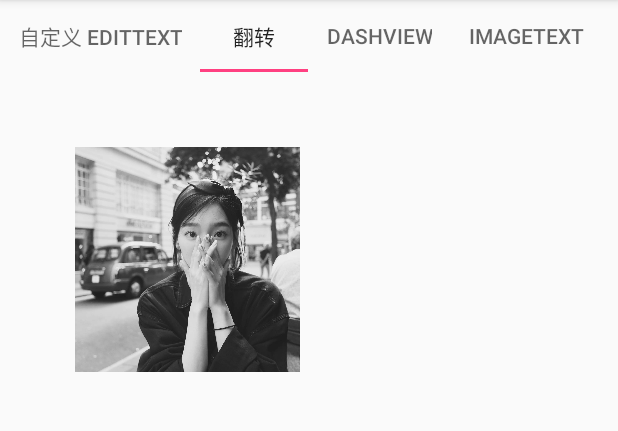
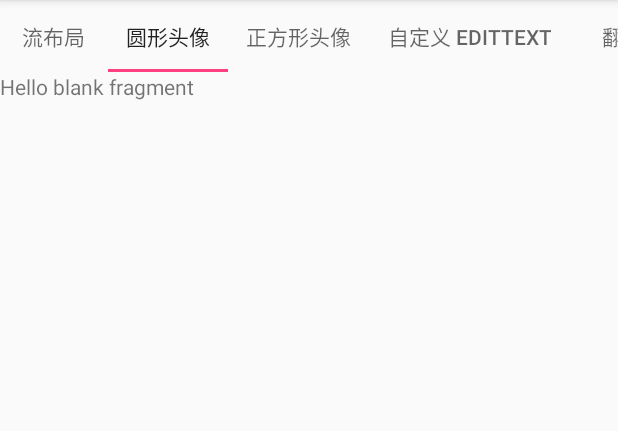
Before and after one commit to CherryLover/HenCoderPlusView, an Android app: the screen it shows after launch (MainActivity), tab 2 chosen, on a phone screen of 412 x 824 dp, the part 84-515 px from its top. Run offline under Robolectric (Android 15) with nearby library versions, the phone set to English and light mode, and no system bars.

Commit message:
1. 新增第九课作业，SquareView、CircleView、TagLayout。

```diff
--- a/app/src/main/java/me/monster/hencoderplusview/MainActivity.java
+++ b/app/src/main/java/me/monster/hencoderplusview/MainActivity.java
@@ -11,6 +11,7 @@ import android.support.v7.app.AppCompatActivity;
 import java.util.ArrayList;
 import java.util.List;
 
+import me.monster.hencoderplusview.fragment.CircleViewFragment;
 import me.monster.hencoderplusview.fragment.DashFragment;
 import me.monster.hencoderplusview.fragment.ImageTextFragment;
 import me.monster.hencoderplusview.fragment.MaterialEditFragment;
@@ -18,6 +19,8 @@ import me.monster.hencoderplusview.fragment.PieFragment;
 import me.monster.hencoderplusview.fragment.PlusViewFragment;
 import me.monster.hencoderplusview.fragment.RoundAvatarFragment;
 import me.monster.hencoderplusview.fragment.SportFragment;
+import me.monster.hencoderplusview.fragment.SquareFragment;
+import me.monster.hencoderplusview.fragment.TagLayoutFragment;
 
 /**
  * @author PVer
@@ -32,6 +35,9 @@ public class MainActivity extends AppCompatActivity {
         super.onCreate(savedInstanceState);
         setContentView(R.layout.activity_main);
 
+        allFragmentList.add(TagLayoutFragment.newInstance());
+        allFragmentList.add(CircleViewFragment.newInstance());
+        allFragmentList.add(SquareFragment.newInstance());
         allFragmentList.add(MaterialEditFragment.newInstance());
         allFragmentList.add(PlusViewFragment.newInstance());
         allFragmentList.add(DashFragment.newInstance());
@@ -40,6 +46,9 @@ public class MainActivity extends AppCompatActivity {
         allFragmentList.add(RoundAvatarFragment.newInstance());
         allFragmentList.add(SportFragment.newInstance());
 
+        allTitleList.add("流布局");
+        allTitleList.add("圆形头像");
+        allTitleList.add("正方形头像");
         allTitleList.add("自定义 EditText");
         allTitleList.add("翻转");
         allTitleList.add(getString(R.string.dash_title));
--- /dev/null
+++ b/app/src/main/java/me/monster/hencoderplusview/fragment/CircleViewFragment.java
@@ -0,0 +1,36 @@
+package me.monster.hencoderplusview.fragment;
+
+
+import android.os.Bundle;
+import android.support.annotation.NonNull;
+import android.support.v4.app.Fragment;
+import android.view.LayoutInflater;
+import android.view.View;
+import android.view.ViewGroup;
+
+import me.monster.hencoderplusview.R;
+
+
+public class CircleViewFragment extends Fragment {
+
+    public CircleViewFragment() {
+    }
+
+    public static CircleViewFragment newInstance() {
+        CircleViewFragment fragment = new CircleViewFragment();
+
+        return fragment;
+    }
+
+    @Override
+    public void onCreate(Bundle savedInstanceState) {
+        super.onCreate(savedInstanceState);
+    }
+
+    @Override
+    public View onCreateView(@NonNull LayoutInflater inflater, ViewGroup container,
+                             Bundle savedInstanceState) {
+        return inflater.inflate(R.layout.fragment_circle_view, container, false);
+    }
+
+}
--- /dev/null
+++ b/app/src/main/java/me/monster/hencoderplusview/fragment/SquareFragment.java
@@ -0,0 +1,37 @@
+package me.monster.hencoderplusview.fragment;
+
+import android.os.Bundle;
+import android.support.annotation.NonNull;
+import android.support.v4.app.Fragment;
+import android.view.LayoutInflater;
+import android.view.View;
+import android.view.ViewGroup;
+
+import me.monster.hencoderplusview.R;
+
+/**
+ * @author Awesome
+ */
+public class SquareFragment extends Fragment {
+
+    public SquareFragment() {
+
+    }
+
+    public static SquareFragment newInstance() {
+        return new SquareFragment();
+    }
+
+
+    @Override
+    public void onCreate(Bundle savedInstanceState) {
+        super.onCreate(savedInstanceState);
+    }
+
+    @Override
+    public View onCreateView(@NonNull LayoutInflater inflater, ViewGroup container,
+                             Bundle savedInstanceState) {
+        return inflater.inflate(R.layout.fragment_square, container, false);
+    }
+
+}
--- /dev/null
+++ b/app/src/main/java/me/monster/hencoderplusview/fragment/TagLayoutFragment.java
@@ -0,0 +1,35 @@
+package me.monster.hencoderplusview.fragment;
+
+import android.os.Bundle;
+import android.support.annotation.NonNull;
+import android.support.v4.app.Fragment;
+import android.view.LayoutInflater;
+import android.view.View;
+import android.view.ViewGroup;
+
+import me.monster.hencoderplusview.R;
+
+/**
+ * @author Awesome
+ */
+public class TagLayoutFragment extends Fragment {
+    public TagLayoutFragment() {
+    }
+
+    public static TagLayoutFragment newInstance() {
+        return new TagLayoutFragment();
+    }
+
+
+    @Override
+    public void onCreate(Bundle savedInstanceState) {
+        super.onCreate(savedInstanceState);
+    }
+
+    @Override
+    public View onCreateView(@NonNull LayoutInflater inflater, ViewGroup container,
+                             Bundle savedInstanceState) {
+        return inflater.inflate(R.layout.fragment_tag_layout, container, false);
+    }
+
+}
--- /dev/null
+++ b/app/src/main/res/layout/fragment_circle_view.xml
@@ -0,0 +1,13 @@
+<FrameLayout xmlns:android="http://schemas.android.com/apk/res/android"
+    xmlns:tools="http://schemas.android.com/tools"
+    android:layout_width="match_parent"
+    android:layout_height="match_parent"
+    tools:context="me.monster.hencoderplusview.fragment.CircleViewFragment">
+
+    <!-- TODO: Update blank fragment layout -->
+    <TextView
+        android:layout_width="match_parent"
+        android:layout_height="match_parent"
+        android:text="@string/hello_blank_fragment" />
+
+</FrameLayout>
```
Also changed, not shown: app/src/main/java/me/monster/hencoderplusview/view/CircleView.java (added, +33 -0 lines), app/src/main/java/me/monster/hencoderplusview/view/SquareView.java (added, +35 -0 lines), app/src/main/java/me/monster/hencoderplusview/view/TagLayout.java (added, +27 -0 lines), app/src/main/res/layout/fragment_square.xml (added, +13 -0 lines), app/src/main/res/layout/fragment_tag_layout.xml (added, +13 -0 lines).
